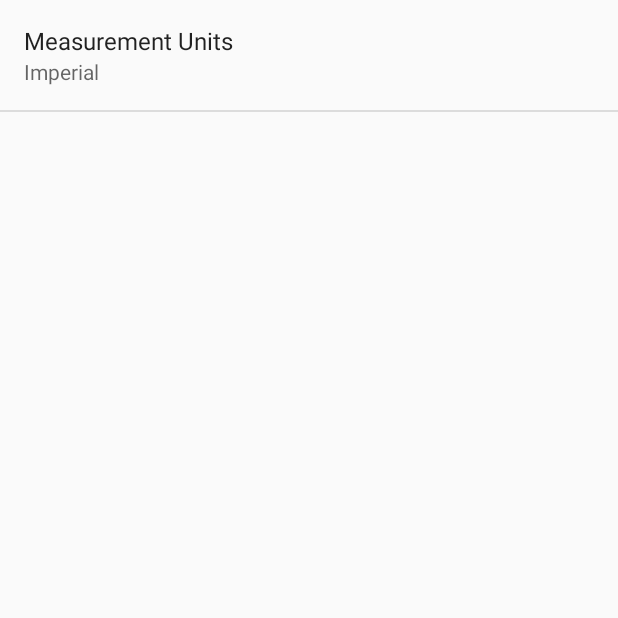
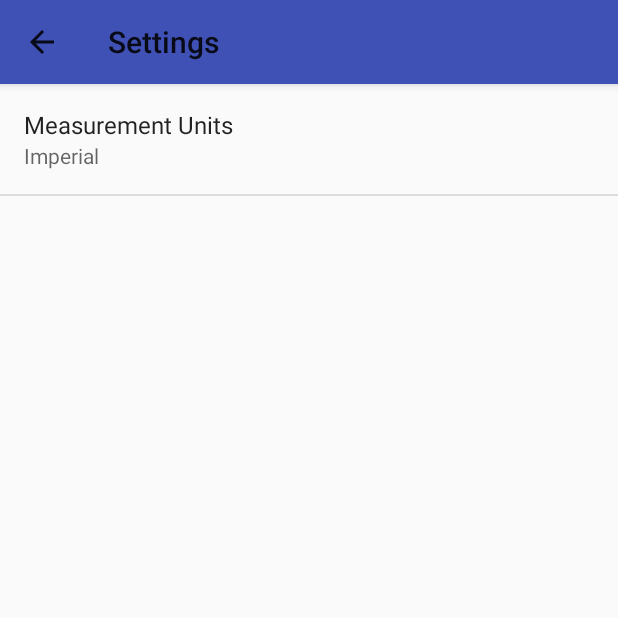
Before and after one commit to timobarrett/WeatherTracker, an Android app: the SettingsActivity screen opened directly, with no data from a screen before it, on a phone screen of 412 x 824 dp, the top half of it. Run offline under Robolectric (Android 15) with nearby library versions, the phone set to English and light mode, and no system bars.

Commit message:
code cleanup - step 1 - at least one more to go.

```diff
--- a/app/src/main/res/values/colors.xml
+++ b/app/src/main/res/values/colors.xml
@@ -3,4 +3,7 @@
     <color name="colorPrimary">#3F51B5</color>
     <color name="colorPrimaryDark">#303F9F</color>
     <color name="colorAccent">#FF4081</color>
+    <color name="grey_700">#646464</color>
+    <color name="black">#000000</color>
+
 </resources>
--- a/app/src/main/res/values/styles.xml
+++ b/app/src/main/res/values/styles.xml
@@ -20,6 +20,9 @@
 
     <!-- Settings activity theme. -->
     <style name="SettingsTheme" parent="AppTheme">
+        <item name="title">@string/action_settings</item>
+        <item name="android:windowActionBar">true</item>
+        <item name="android:windowNoTitle">false</item>
     </style>
 
 
```
Also changed, not shown: app/src/main/res/values/strings.xml (+17 -1 lines).
